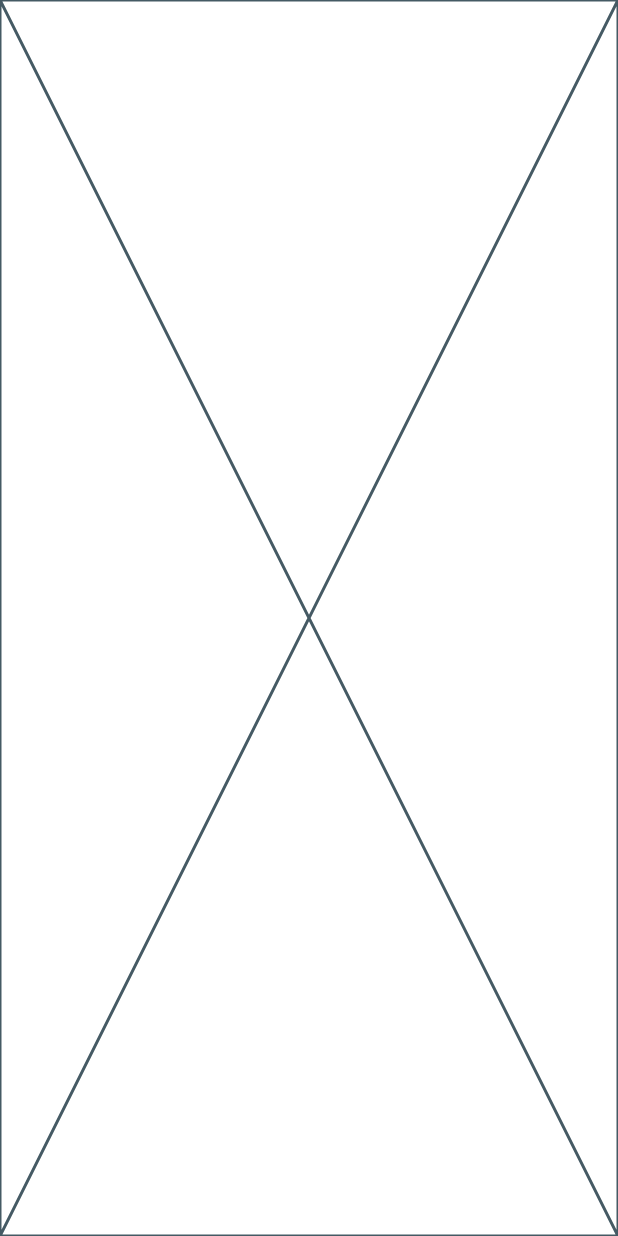
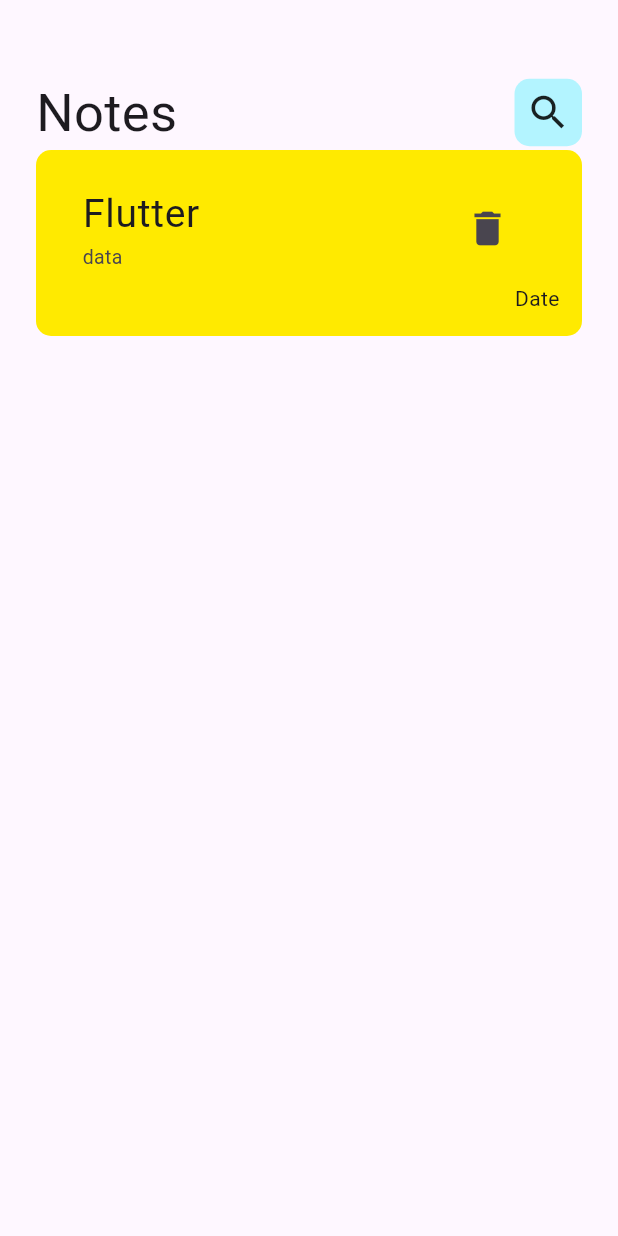
Before and after one commit to RaphaelZLB/Flutter, a Flutter app: the screen it shows after launch, on a phone screen of 412 x 824 dp. Run offline on Flutter 3.47's test engine with Material 3 defaults, Android fonts, the phone set to English and light mode, and no system bars.

Commit message:
register_page

```diff
--- a/lib/main.dart
+++ b/lib/main.dart
@@ -1,4 +1,5 @@
 import 'package:flutter/material.dart';
+import 'package:flutter1/vIews/notes_view.dart';
 
 void main() {
   runApp(const NotesApp());
@@ -9,6 +10,9 @@ class NotesApp extends StatelessWidget {
 
   @override
   Widget build(BuildContext context) {
-    return const Placeholder();
+    return MaterialApp(
+      theme: ThemeData.light(),
+      home: const NotesView(),
+    );
   }
 }
--- /dev/null
+++ b/lib/vIews/notes_view.dart
@@ -0,0 +1,13 @@
+import 'package:flutter/material.dart';
+import 'package:flutter1/widgets/notes_view_body.dart';
+
+class NotesView extends StatelessWidget {
+  const NotesView({super.key});
+
+  @override
+  Widget build(BuildContext context) {
+    return const Scaffold(
+      body: NotesViewBody(),
+    );
+  }
+}
--- /dev/null
+++ b/lib/widgets/notes_bar.dart
@@ -0,0 +1,42 @@
+import 'package:flutter/material.dart';
+
+class CustomAppBar extends StatelessWidget {
+  const CustomAppBar({super.key});
+
+  @override
+  Widget build(BuildContext context) {
+    return const Row(
+      children: [
+        Text(
+          'Notes',
+          style: TextStyle(fontSize: 35),
+        ),
+        Spacer(),
+        SearchIcon(),
+      ],
+    );
+  }
+}
+
+class SearchIcon extends StatelessWidget {
+  const SearchIcon({super.key});
+
+  @override
+  Widget build(BuildContext context) {
+    return Container(
+      height: 45,
+      width: 45,
+      decoration: BoxDecoration(
+        color: Color.fromARGB(143, 121, 242, 255),
+        borderRadius: BorderRadius.circular(10),
+      ),
+      child: const Center(
+        child: Icon(
+          //make it a button.
+          Icons.search,
+          size: 30,
+        ),
+      ),
+    );
+  }
+}
--- /dev/null
+++ b/lib/widgets/notes_view_body.dart
@@ -0,0 +1,62 @@
+import 'package:flutter/material.dart';
+import 'notes_bar.dart';
+
+class NotesViewBody extends StatelessWidget {
+  const NotesViewBody({super.key});
+
+  @override
+  Widget build(BuildContext context) {
+    return const Padding(
+      padding: EdgeInsets.symmetric(horizontal: 24),
+      child: Column(
+        children: [
+          SizedBox(
+            height: 50,
+          ),
+          CustomAppBar(),
+          NewNotes(),
+        ],
+      ),
+    );
+  }
+}
+
+class NewNotes extends StatelessWidget {
+  const NewNotes({super.key});
+
+  @override
+  Widget build(BuildContext context) {
+    return Container(
+      padding: const EdgeInsets.all(15),
+      decoration: BoxDecoration(
+        color: Color.fromRGBO(255, 234, 0, 1),
+        borderRadius: BorderRadius.circular(10),
+      ),
+      child: Column(
+        crossAxisAlignment: CrossAxisAlignment.end,
+        children: [
+          ListTile(
+            title: Text(
+              'Flutter ',
+              style: TextStyle(fontSize: 26),
+            ),
+            subtitle: Text(
+              'data',
+              style: TextStyle(fontSize: 13),
+            ),
+            // tileColor: Color.fromRGBO(203, 255, 32, 1),
+            trailing: IconButton(
+                onPressed: () {},
+                icon: Icon(
+                  Icons.delete,
+                  size: 30,
+                )),
+          ),
+          Text(
+            'Date',
+          ),
+        ],
+      ),
+    );
+  }
+}
```
Also changed, not shown: 1 other file.
